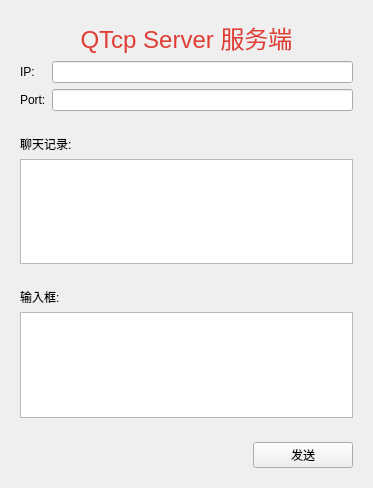
Before: the Qt Designer form server.ui in qubo188612/qt_tcp_test, drawn with Qt 5.
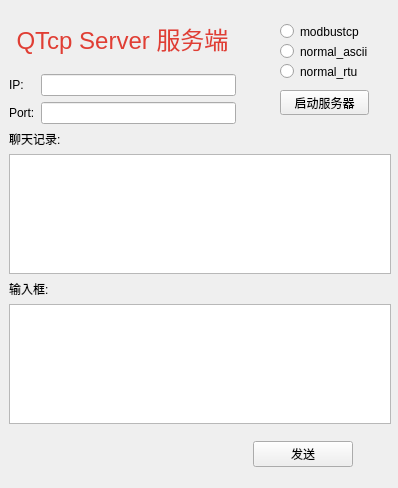
After: the same form once the commit is applied.

Diff of the .ui file:
```diff
--- a/server.ui
+++ b/server.ui
@@ -6,16 +6,22 @@
    <rect>
     <x>0</x>
     <y>0</y>
-    <width>373</width>
+    <width>398</width>
     <height>488</height>
    </rect>
   </property>
   <property name="windowTitle">
    <string>Server</string>
   </property>
-  <layout class="QVBoxLayout" name="verticalLayout_3">
-   <item>
     <widget class="QWidget" name="widget" native="true">
+   <property name="geometry">
+    <rect>
+     <x>9</x>
+     <y>9</y>
+     <width>227</width>
+     <height>115</height>
+    </rect>
+   </property>
      <layout class="QGridLayout" name="gridLayout">
       <item row="1" column="1">
        <widget class="QLineEdit" name="ip"/>
@@ -50,9 +56,15 @@
       </item>
      </layout>
     </widget>
-   </item>
-   <item>
     <widget class="QWidget" name="widget_2" native="true">
+   <property name="geometry">
+    <rect>
+     <x>9</x>
+     <y>130</y>
+     <width>382</width>
+     <height>144</height>
+    </rect>
+   </property>
      <layout class="QVBoxLayout" name="verticalLayout">
       <item>
        <widget class="QLabel" name="label_3">
@@ -66,9 +78,15 @@
       </item>
      </layout>
     </widget>
-   </item>
-   <item>
     <widget class="QWidget" name="widget_3" native="true">
+   <property name="geometry">
+    <rect>
+     <x>9</x>
+     <y>280</y>
+     <width>382</width>
+     <height>144</height>
+    </rect>
+   </property>
      <layout class="QVBoxLayout" name="verticalLayout_2">
       <item>
        <widget class="QLabel" name="label_4">
@@ -82,9 +100,15 @@
       </item>
      </layout>
     </widget>
-   </item>
-   <item>
     <widget class="QWidget" name="widget_4" native="true">
+   <property name="geometry">
+    <rect>
+     <x>9</x>
+     <y>430</y>
+     <width>344</width>
+     <height>49</height>
+    </rect>
+   </property>
      <layout class="QHBoxLayout" name="horizontalLayout">
       <item>
        <spacer name="horizontalSpacer">
@@ -114,8 +138,58 @@
       </item>
      </layout>
     </widget>
-   </item>
-  </layout>
+  <widget class="QPushButton" name="startserverBtn">
+   <property name="geometry">
+    <rect>
+     <x>280</x>
+     <y>90</y>
+     <width>89</width>
+     <height>25</height>
+    </rect>
+   </property>
+   <property name="text">
+    <string>启动服务器</string>
+   </property>
+  </widget>
+  <widget class="QRadioButton" name="radio_1">
+   <property name="geometry">
+    <rect>
+     <x>280</x>
+     <y>20</y>
+     <width>112</width>
+     <height>23</height>
+    </rect>
+   </property>
+   <property name="text">
+    <string>modbustcp</string>
+   </property>
+  </widget>
+  <widget class="QRadioButton" name="radio_2">
+   <property name="geometry">
+    <rect>
+     <x>280</x>
+     <y>40</y>
+     <width>112</width>
+     <height>23</height>
+    </rect>
+   </property>
+   <property name="text">
+    <string>normal_ascii</string>
+   </property>
+  </widget>
+  <widget class="QRadioButton" name="radio_3">
+   <property name="geometry">
+    <rect>
+     <x>280</x>
+     <y>60</y>
+     <width>112</width>
+     <height>23</height>
+    </rect>
+   </property>
+   <property name="text">
+    <string>normal_rtu</string>
+   </property>
+  </widget>
  </widget>
  <resources/>
  <connections/>
```
Lines whose indentation alone changed are shown as unchanged.
